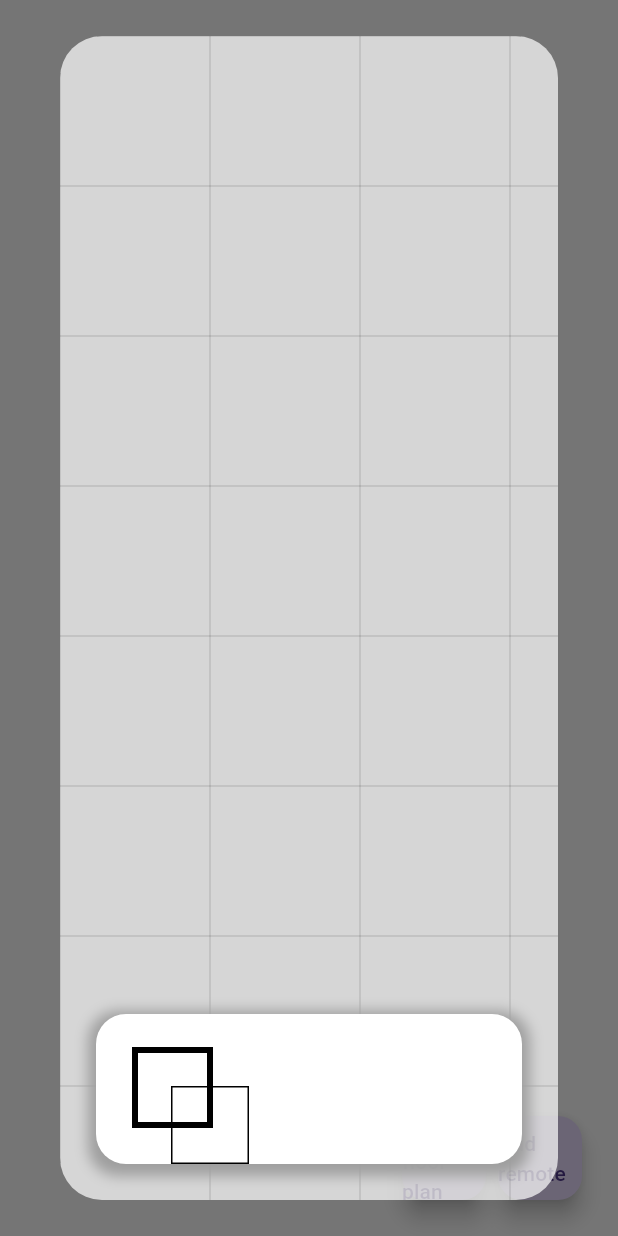
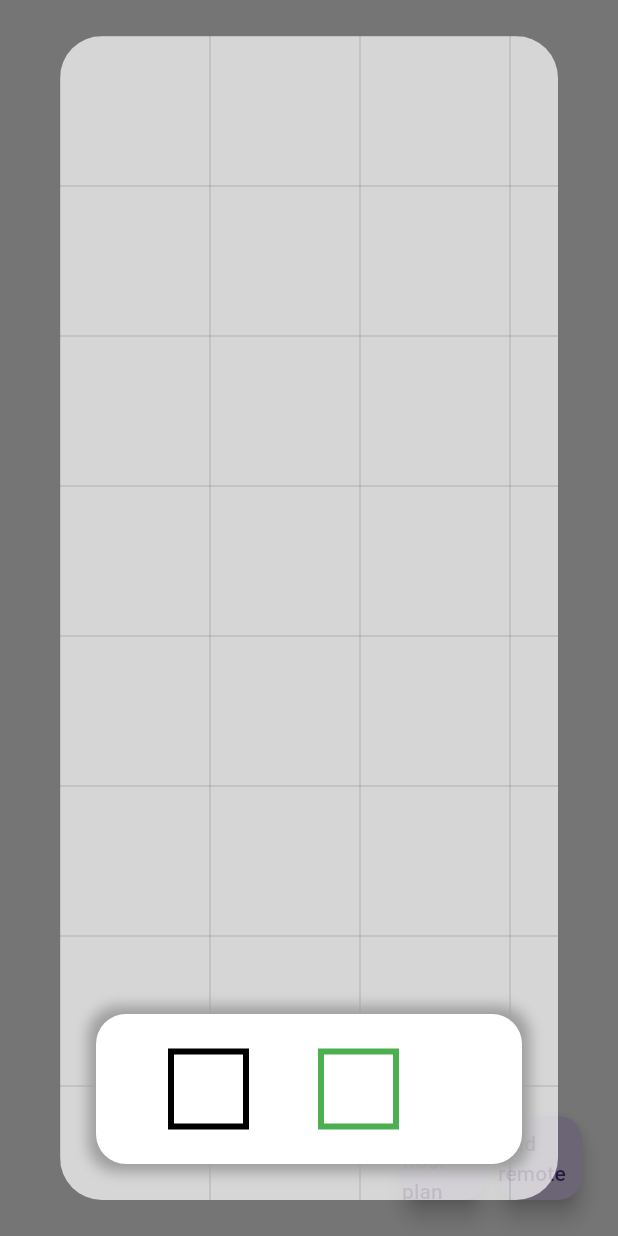
Before and after one commit to dennuguyen/TVMate, a Flutter app: the screen it shows after launch, after a tap on "Add floor plan", on a phone screen of 412 x 824 dp. Run offline on Flutter 3.47's test engine with Material 3 defaults, Android fonts, the phone set to English and light mode, and no system bars; missing offline and left inert: bonsoir.

Commit message:
Fix shape alignment in preview.

```diff
--- a/lib/src/floor_plan/preview_list.dart
+++ b/lib/src/floor_plan/preview_list.dart
@@ -3,13 +3,24 @@ import 'package:tvmate/src/interactive_canvas/interactive/interactive_item.dart'
 import 'package:tvmate/src/interactive_canvas/shapes/rectangle.dart';
 
 class PreviewList extends StatelessWidget {
-  final List<InteractiveItem> painters = [
+  final List<InteractiveItem> items = [
     Rectangle(
-      position: Offset.zero,
+      position: const Offset(25, 25), // half of width and height to centre
       width: 50,
       height: 50,
       style: Paint()
         ..color = Colors.black
+        ..style = PaintingStyle.stroke
+        ..strokeWidth = 4,
+      angle: 0.0,
+      scale: 1.0,
+    ),
+    Rectangle(
+      position: const Offset(25, 25), // half of width and height to centre
+      width: 50,
+      height: 50,
+      style: Paint()
+        ..color = Colors.green
         ..style = PaintingStyle.stroke
         ..strokeWidth = 4,
       angle: 0.0,
@@ -32,31 +43,24 @@ class PreviewList extends StatelessWidget {
               color: Colors.grey,
               spreadRadius: 5,
               blurRadius: 7,
-              offset: Offset(0, 3),
             )
           ]),
-      child: ListView.builder(
+      child: ListView.separated(
         padding: const EdgeInsets.only(left: 50),
         scrollDirection: Axis.horizontal,
-        itemCount: painters.length,
+        itemCount: items.length,
         itemBuilder: (context, index) {
-          final shape = painters[index];
+          final item = items[index];
           return Align(
-            alignment: Alignment.bottomCenter,
-            child: Container(
-              decoration: BoxDecoration(
-                  border: Border.all(
-                color: Colors.black,
-              )),
-              // TODO: refactor Draggable so it's cleaner to build custom menus.
-              child: Draggable(
-                data: shape,
-                feedback: shape.toWidget(size: const Size.square(50)),
-                child: shape.toWidget(size: const Size.square(50)),
-              ),
+            alignment: Alignment.center,
+            child: Draggable(
+              data: item,
+              feedback: item.toWidget(size: const Size.square(50)),
+              child: item.toWidget(size: const Size.square(50)),
             ),
           );
         },
+        separatorBuilder: (context, index) => const SizedBox(width: 50),
       ),
     );
   }
```
